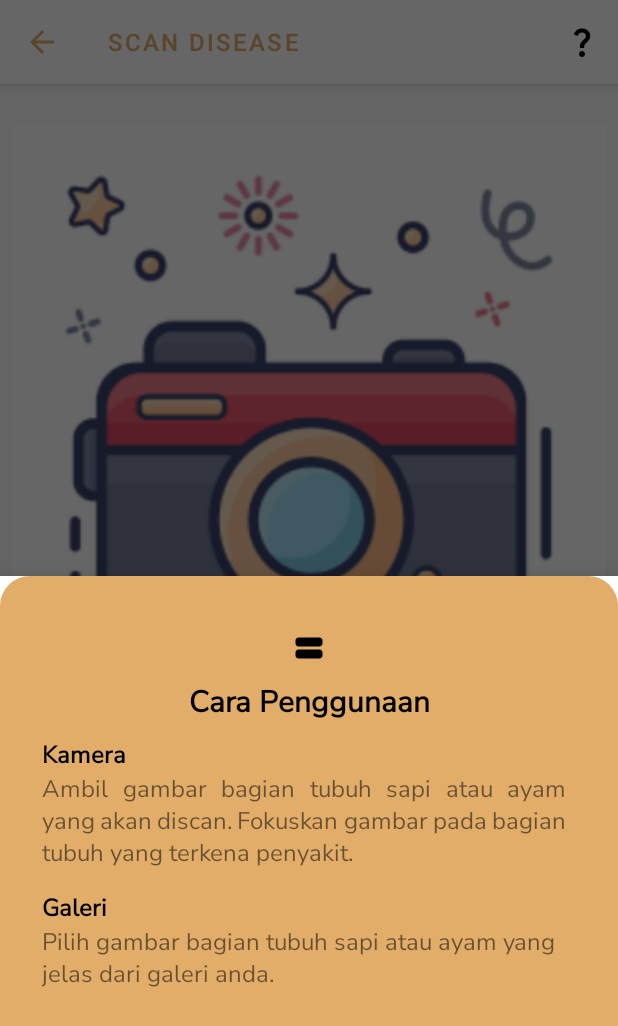
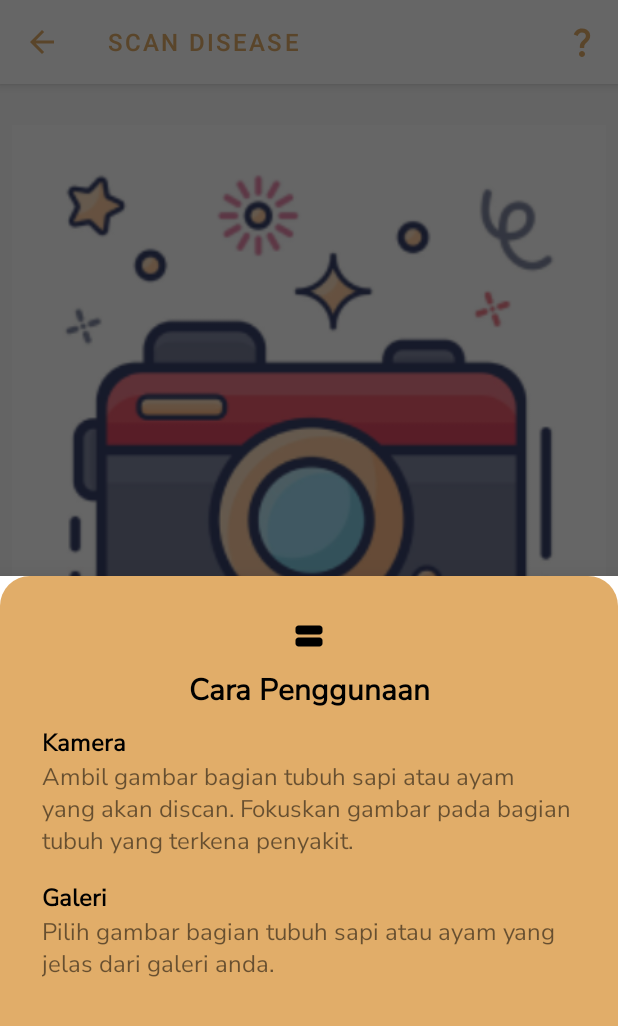
Before and after one commit to TernakKu/TernakKu, an Android app: the ScanActivity screen opened directly, with no data from a screen before it, after a tap on "quetion", on a phone screen of 412 x 824 dp. Shown: the top 1026 px of the screen. Run offline under Robolectric (Android 15) with nearby library versions, the phone set to English and light mode, and no system bars; pictures from the network do not load.

Commit message:
shaping and coloring

```diff
--- a/Mobile Development/TernakKu/app/src/main/res/layout/overlay_quetion.xml
+++ b/Mobile Development/TernakKu/app/src/main/res/layout/overlay_quetion.xml
@@ -22,12 +22,12 @@
                 android:id="@+id/imageView2"
                 android:layout_width="match_parent"
                 android:layout_height="wrap_content"
-                android:layout_marginTop="16dp"
+                android:layout_marginTop="8dp"
+                android:contentDescription="@string/desc"
                 android:src="@drawable/baseline_view_stream_24"
                 app:layout_constraintEnd_toEndOf="parent"
                 app:layout_constraintStart_toStartOf="parent"
-                app:layout_constraintTop_toTopOf="parent"
-                android:contentDescription="@string/desc" />
+                app:layout_constraintTop_toTopOf="parent" />
 
 
             <TextView
@@ -65,12 +65,11 @@
 
             <TextView
                 android:id="@+id/camera_info_content"
-                android:layout_width="349dp"
-                android:layout_height="63dp"
+                android:layout_width="match_parent"
+                android:layout_height="wrap_content"
                 android:layout_marginStart="8dp"
                 android:layout_marginEnd="8dp"
                 android:fontFamily="@font/nunito_sans"
-                android:justificationMode="inter_word"
                 android:text="@string/useable_kamera"
                 android:textSize="16sp"
                 app:layout_constraintBottom_toBottomOf="parent"
--- a/Mobile Development/TernakKu/app/src/main/res/menu/quetion_menu.xml
+++ b/Mobile Development/TernakKu/app/src/main/res/menu/quetion_menu.xml
@@ -3,7 +3,7 @@
     xmlns:app="http://schemas.android.com/apk/res-auto">
     <item
         android:id="@+id/quetion"
-        android:icon="@drawable/baseline_question_mark_24"
+        android:icon="@drawable/baseline_question_mark_24_brown"
         app:showAsAction="ifRoom"
         android:title="@string/quetion"/>
 </menu>
```
